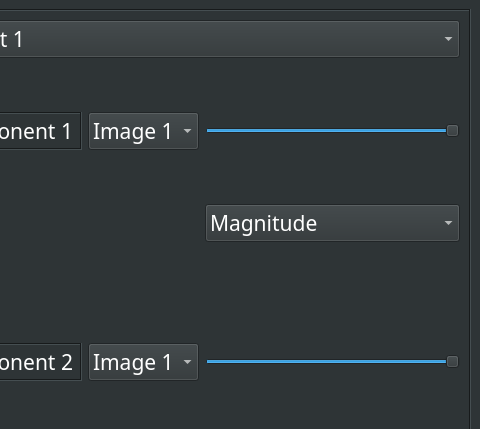
Above: mainUI.ui from Ahmad-Abdalmageed/Phase-Mixer before the change; both pictures show x 757 to 1237 and y 0 to 429 of the 1237 by 838 pixel window. Below: the same form after it.
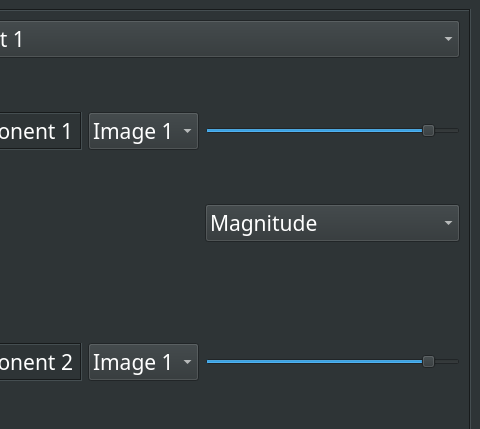
That is the form after the change. Icons and pictures are not drawn. Custom widgets are drawn as their Qt base class.

What changed in the file:
```diff
--- a/mainUI.ui
+++ b/mainUI.ui
@@ -806,10 +806,10 @@
               <number>1</number>
              </property>
              <property name="value">
-              <number>10</number>
+              <number>9</number>
              </property>
              <property name="sliderPosition">
-              <number>10</number>
+              <number>9</number>
              </property>
              <property name="orientation">
               <enum>Qt::Horizontal</enum>
@@ -967,10 +967,10 @@
               <number>1</number>
              </property>
              <property name="value">
-              <number>10</number>
+              <number>9</number>
              </property>
              <property name="sliderPosition">
-              <number>10</number>
+              <number>9</number>
              </property>
              <property name="orientation">
               <enum>Qt::Horizontal</enum>
```
